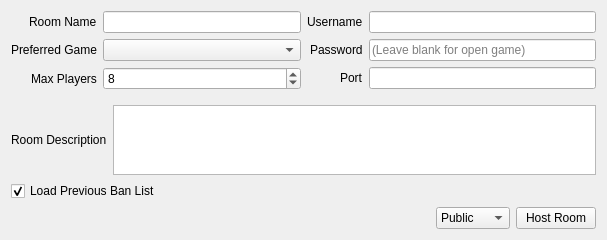
This is src/lichii/multiplayer/host_room.ui in ddddng/Lichii as Qt 5 draws it before an edit. The edited form follows.
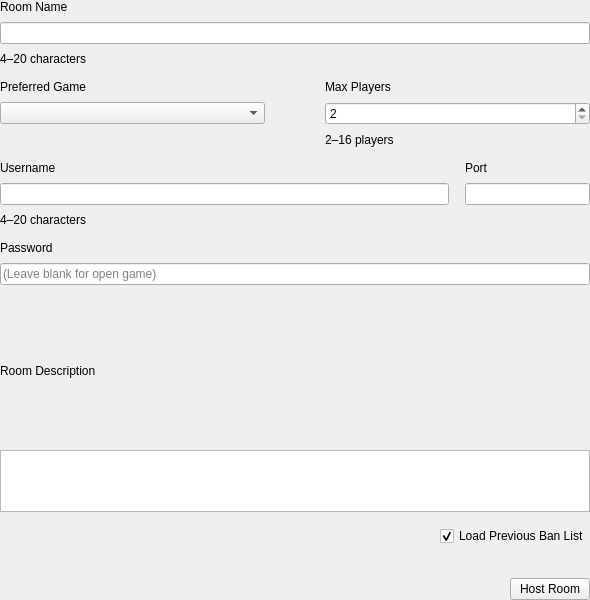
This is the edited form.

Commit message: Multiplayer: Create Room and Direct Connect from Paper

What changed in the file:
```diff
--- a/src/lichii/multiplayer/host_room.ui
+++ b/src/lichii/multiplayer/host_room.ui
@@ -2,204 +2,15 @@
 <ui version="4.0">
  <class>HostRoom</class>
  <widget class="QWidget" name="HostRoom">
-  <property name="geometry">
-   <rect>
-    <x>0</x>
-    <y>0</y>
-    <width>607</width>
-    <height>211</height>
-   </rect>
-  </property>
-  <property name="windowTitle">
-   <string>Create Room</string>
-  </property>
-  <layout class="QVBoxLayout" name="verticalLayout_3">
-   <item>
-    <widget class="QWidget" name="settings" native="true">
-     <layout class="QHBoxLayout">
-      <property name="leftMargin">
-       <number>0</number>
-      </property>
-      <property name="topMargin">
-       <number>0</number>
-      </property>
-      <property name="rightMargin">
-       <number>0</number>
-      </property>
-      <item>
-       <layout class="QFormLayout" name="formLayout_2">
-        <property name="labelAlignment">
-         <set>Qt::AlignRight|Qt::AlignTrailing|Qt::AlignVCenter</set>
-        </property>
-        <item row="0" column="0">
-         <widget class="QLabel" name="label">
-          <property name="text">
-           <string>Room Name</string>
-          </property>
-         </widget>
-        </item>
-        <item row="0" column="1">
-         <widget class="QLineEdit" name="room_name">
-          <property name="maxLength">
-           <number>50</number>
-          </property>
-         </widget>
-        </item>
-        <item row="1" column="0">
-         <widget class="QLabel" name="label_3">
-          <property name="text">
-           <string>Preferred Game</string>
-          </property>
-         </widget>
-        </item>
-        <item row="1" column="1">
-         <widget class="QComboBox" name="game_list"/>
-        </item>
-        <item row="2" column="0">
-         <widget class="QLabel" name="label_2">
-          <property name="text">
-           <string>Max Players</string>
-          </property>
-         </widget>
-        </item>
-        <item row="2" column="1">
-         <widget class="QSpinBox" name="max_player">
-          <property name="minimum">
-           <number>2</number>
-          </property>
-          <property name="maximum">
-           <number>16</number>
-          </property>
-          <property name="value">
-           <number>8</number>
-          </property>
-         </widget>
-        </item>
-       </layout>
-      </item>
-      <item>
-       <layout class="QFormLayout" name="formLayout">
-        <property name="labelAlignment">
-         <set>Qt::AlignRight|Qt::AlignTrailing|Qt::AlignVCenter</set>
-        </property>
-        <item row="0" column="1">
-         <widget class="QLineEdit" name="username"/>
-        </item>
-        <item row="0" column="0">
-         <widget class="QLabel" name="label_6">
-          <property name="text">
-           <string>Username</string>
-          </property>
-         </widget>
-        </item>
-        <item row="1" column="1">
-         <widget class="QLineEdit" name="password">
-          <property name="echoMode">
-           <enum>QLineEdit::PasswordEchoOnEdit</enum>
-          </property>
-          <property name="placeholderText">
-           <string>(Leave blank for open game)</string>
-          </property>
-         </widget>
-        </item>
-        <item row="2" column="1">
-         <widget class="QLineEdit" name="port">
-          <property name="inputMethodHints">
-           <set>Qt::ImhDigitsOnly</set>
-          </property>
-          <property name="maxLength">
-           <number>5</number>
-          </property>
-         </widget>
-        </item>
-        <item row="1" column="0">
-         <widget class="QLabel" name="label_5">
-          <property name="text">
-           <string>Password</string>
-          </property>
-         </widget>
-        </item>
-        <item row="2" column="0">
-         <widget class="QLabel" name="label_4">
-          <property name="text">
-           <string>Port</string>
-          </property>
-         </widget>
-        </item>
-       </layout>
-      </item>
-     </layout>
-    </widget>
-   </item>
-   <item>
-    <layout class="QHBoxLayout" name="horizontalLayout_3">
-     <item>
-      <widget class="QLabel" name="label_7">
-       <property name="text">
-        <string>Room Description</string>
-       </property>
-      </widget>
-     </item>
-     <item>
-      <widget class="QTextEdit" name="room_description"/>
-     </item>
-    </layout>
-   </item>
-   <item>
-    <layout class="QHBoxLayout">
-     <item>
-      <widget class="QCheckBox" name="load_ban_list">
-       <property name="text">
-        <string>Load Previous Ban List</string>
-       </property>
-       <property name="checked">
-        <bool>true</bool>
-       </property>
-      </widget>
-     </item>
-    </layout>
-   </item>
-   <item>
-    <layout class="QHBoxLayout" name="horizontalLayout">
-     <property name="rightMargin">
-      <number>0</number>
-     </property>
-     <item>
-      <spacer name="horizontalSpacer">
-       <property name="orientation">
-        <enum>Qt::Horizontal</enum>
-       </property>
-       <property name="sizeHint" stdset="0">
-        <size>
-         <width>40</width>
-         <height>20</height>
-        </size>
-       </property>
-      </spacer>
-     </item>
-     <item>
-      <widget class="QComboBox" name="host_type">
-       <item>
-        <property name="text">
-         <string>Public</string>
-        </property>
-       </item>
-       <item>
-        <property name="text">
-         <string>Unlisted</string>
-        </property>
-       </item>
-      </widget>
-     </item>
-     <item>
-      <widget class="QPushButton" name="host">
-       <property name="text">
-        <string>Host Room</string>
-       </property>
-      </widget>
-     </item>
-    </layout>
-   </item>
+  <property name="geometry"><rect><x>0</x><y>0</y><width>590</width><height>600</height></rect></property>
+  <property name="windowTitle"><string>Create Room</string></property>
+  <layout class="QVBoxLayout" name="verticalLayout">
+   <property name="spacing"><number>14</number></property>
+   <property name="leftMargin"><number>0</number></property>
+   <property name="topMargin"><number>0</number></property>
+   <property name="rightMargin"><number>0</number></property>
+   <property name="bottomMargin"><number>0</number></property>
+   <item><layout class="QVBoxLayout" name="room_name_group"><property name="spacing"><number>8</number></property><item><widget class="QLabel" name="label"><property name="text"><string>Room Name</string></property></widget></item><item><widget class="QLineEdit" name="room_name"><property name="maxLength"><number>50</number></property></widget></item><item><widget class="QLabel" name="room_name_hint"><property name="text"><string>4–20 characters</string></property></widget></item></layout></item><item><layout class="QGridLayout" name="game_grid"><property name="horizontalSpacing"><number>60</number></property><property name="verticalSpacing"><number>8</number></property><property name="columnStretch"></property><item row="0" column="0"><widget class="QLabel" name="label_3"><property name="text"><string>Preferred Game</string></property></widget></item><item row="0" column="1"><widget class="QLabel" name="label_2"><property name="text"><string>Max Players</string></property></widget></item><item row="1" column="0"><widget class="QComboBox" name="game_list"></widget></item><item row="1" column="1"><widget class="QSpinBox" name="max_player"><property name="minimum"><number>2</number></property><property name="maximum"><number>16</number></property></widget></item><item row="2" column="1"><widget class="QLabel" name="max_player_hint"><property name="text"><string>2–16 players</string></property></widget></item></layout></item><item><layout class="QGridLayout" name="user_grid"><property name="horizontalSpacing"><number>16</number></property><property name="verticalSpacing"><number>8</number></property><item row="0" column="0"><widget class="QLabel" name="label_6"><property name="text"><string>Username</string></property></widget></item><item row="0" column="1"><widget class="QLabel" name="label_4"><property name="text"><string>Port</string></property></widget></item><item row="1" column="0"><widget class="QLineEdit" name="username"></widget></item><item row="1" column="1"><widget class="QLineEdit" name="port"><property name="maxLength"><number>5</number></property><property name="minimumSize"><size><width>125</width><height>0</height></size></property><property name="maximumSize"><size><width>125</width><height>16777215</height></size></property></widget></item><item row="2" column="0"><widget class="QLabel" name="username_hint"><property name="text"><string>4–20 characters</string></property></widget></item></layout></item><item><layout class="QVBoxLayout" name="password_group"><property name="spacing"><number>8</number></property><item><widget class="QLabel" name="label_5"><property name="text"><string>Password</string></property></widget></item><item><widget class="QLineEdit" name="password"><property name="echoMode"><enum>QLineEdit::PasswordEchoOnEdit</enum></property><property name="placeholderText"><string>(Leave blank for open game)</string></property></widget></item></layout></item><item><layout class="QVBoxLayout" name="description_group"><property name="spacing"><number>8</number></property><item><widget class="QLabel" name="label_7"><property name="text"><string>Room Description</string></property></widget></item><item><widget class="QTextEdit" name="room_description"><property name="maximumSize"><size><width>16777215</width><height>62</height></size></property></widget></item></layout></item><item><layout class="QHBoxLayout" name="options_row"><item><spacer name="options_spacer"><property name="orientation"><enum>Qt::Horizontal</enum></property><property name="sizeHint" stdset="0"><size><width>0</width><height>0</height></size></property></spacer></item><item><widget class="QCheckBox" name="load_ban_list"><property name="text"><string>Load Previous Ban List</string></property><property name="checked"><bool>true</bool></property></widget></item></layout></item><item><layout class="QHBoxLayout" name="action_row"><property name="leftMargin"><number>0</number></property><property name="topMargin"><number>18</number></property><property name="rightMargin"><number>0</number></property><property name="bottomMargin"><number>0</number></property><item><spacer name="action_spacer"><property name="orientation"><enum>Qt::Horizontal</enum></property><property name="sizeHint" stdset="0"><size><width>0</width><height>0</height></size></property></spacer></item><item><widget class="QPushButton" name="host"><property name="text"><string>Host Room</string></property></widget></item></layout></item>
   </layout>
  </widget>
  <resources/>
```
The commit also changes 4 other files.
